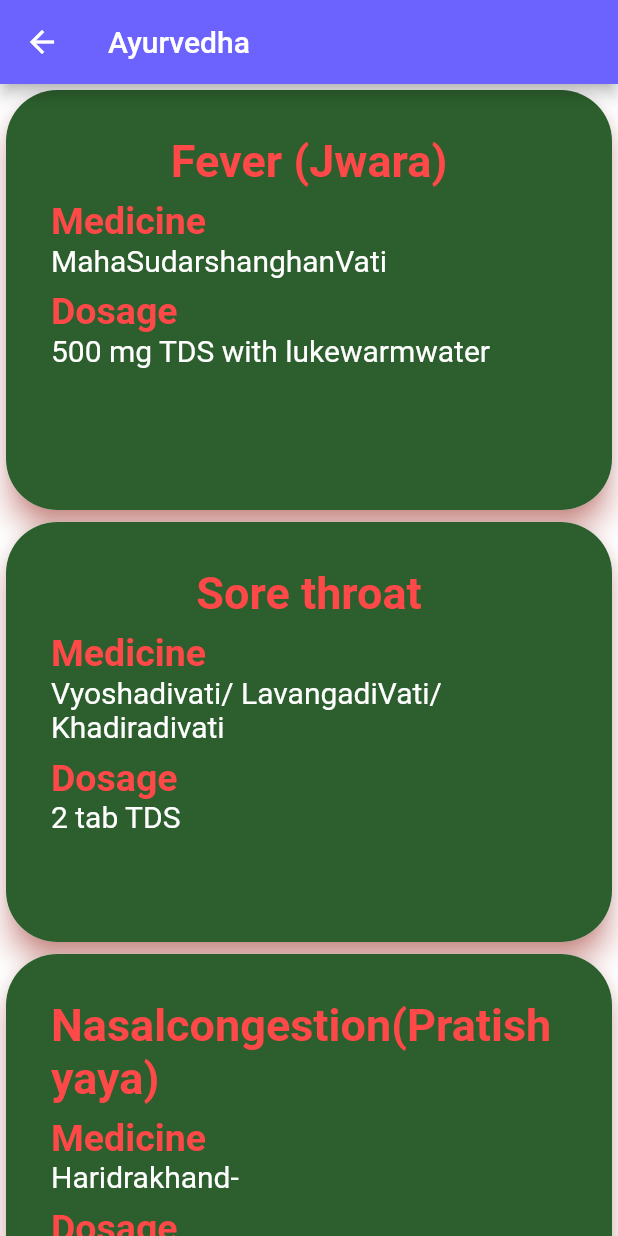
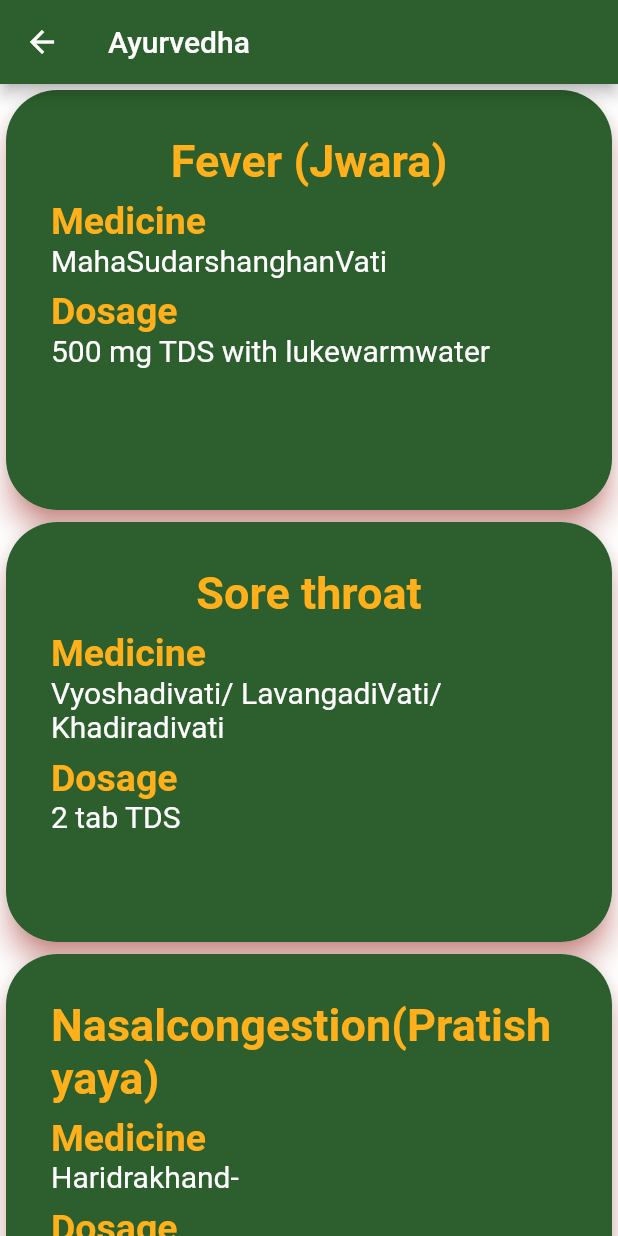
Before and after one commit to iamJana/Covidcare, a Flutter app: the Ayurvedha screen opened directly, on a phone screen of 412 x 824 dp. Run offline on Flutter 3.47's test engine with Material 2 defaults, Android fonts, the phone set to English and light mode, and no system bars.

Commit message:
Done with basic ui

```diff
--- a/lib/ayruvedha.dart
+++ b/lib/ayruvedha.dart
@@ -6,16 +6,14 @@ class Ayurvedha extends StatefulWidget {
   _AyurvedhaState createState() => _AyurvedhaState();
 }
 
-const tc = Color(0xFFFF4848);
+const tc = Color(0xffffb01a);
 
 class _AyurvedhaState extends State<Ayurvedha> {
   @override
   Widget build(BuildContext context) {
     return Scaffold(
-      appBar: AppBar(
-        title: Text('Ayurvedha'),
-        backgroundColor: Color(0xff6c63ff),
-      ),
+      appBar:
+          AppBar(title: Text('Ayurvedha'), backgroundColor: Color(0xff2C5F2D)),
       body: SingleChildScrollView(
         child: Column(
           children: [
@@ -26,7 +24,14 @@ class _AyurvedhaState extends State<Ayurvedha> {
             buildColoredCard('Nasalcongestion(Pratishyaya)', 'Haridrakhand-',
                 '3 - 5 gm BD with lukewarm water/ milk', tc),
             buildColoredCard('Myalgia(Parshwa - shoola,Shirashoola,Angamarda)',
-                'Devadaryadikwatha', '30 - 40 ml BD before food', tc)
+                'Devadaryadikwatha', '30 - 40 ml BD before food', tc),
+            buildColoredCard(
+                'Cough(Vataja Kasa)',
+                'Talisadi Churna ',
+                '(4 g)+ Madhuyashtichurna (2 g) BDwith honey/ lukewarm water',
+                tc),
+            buildColoredCard('Dehydrationfeatures (Trishanadue to Jwara)',
+                'Shadangapaneeya', '40 ml tid/as per requirement', tc),
           ],
         ),
       ),
```
